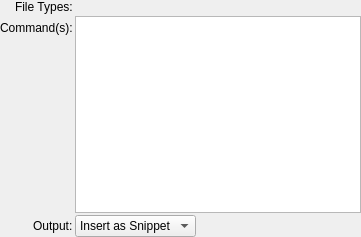
prymatex/prymatex, file src/prymatex/gui/bundles/ui_files/dragcommand.ui: the form before one commit.
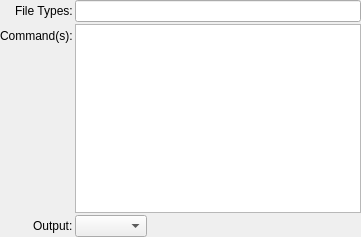
The form after the commit.

```diff
--- a/src/prymatex/gui/bundles/ui_files/dragcommand.ui
+++ b/src/prymatex/gui/bundles/ui_files/dragcommand.ui
@@ -37,7 +37,11 @@
     </widget>
    </item>
    <item row="0" column="1">
-    <layout class="QHBoxLayout" name="horizontalLayout_2"/>
+    <layout class="QHBoxLayout" name="horizontalLayout_2">
+     <item>
+      <widget class="QLineEdit" name="lineEditExtensions"/>
+     </item>
+    </layout>
    </item>
    <item row="1" column="0">
     <widget class="QLabel" name="label_2">
@@ -59,13 +63,7 @@
    <item row="2" column="1">
     <layout class="QHBoxLayout" name="horizontalLayout_3">
      <item>
-      <widget class="QComboBox" name="comboBox_4">
-       <item>
-        <property name="text">
-         <string>Insert as Snippet</string>
-        </property>
-       </item>
-      </widget>
+      <widget class="QComboBox" name="comboBoxOutput"/>
      </item>
      <item>
       <spacer name="horizontalSpacer_3">
```
Left out of the diff: 2 changed lines with no effect on the pictures.
